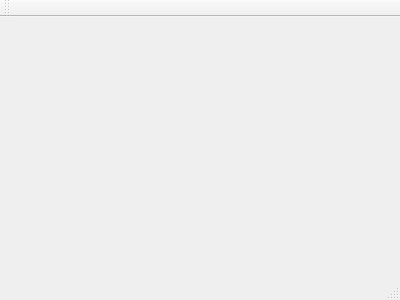
This is mainwindow.ui in loansindi/metar-printer as Qt 5 draws it before an edit. The edited form follows.
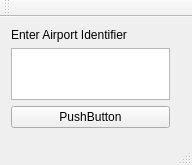
This is the edited form.

The edit to the form file:
```diff
--- a/mainwindow.ui
+++ b/mainwindow.ui
@@ -1,24 +1,59 @@
 <ui version="4.0">
  <class>MainWindow</class>
- <widget class="QMainWindow" name="MainWindow" >
-  <property name="geometry" >
+ <widget class="QMainWindow" name="MainWindow">
+  <property name="geometry">
    <rect>
     <x>0</x>
     <y>0</y>
-    <width>400</width>
-    <height>300</height>
+    <width>192</width>
+    <height>165</height>
    </rect>
   </property>
   <property name="windowTitle" >
    <string>MainWindow</string>
   </property>
-  <widget class="QMenuBar" name="menuBar" />
-  <widget class="QToolBar" name="mainToolBar" />
-  <widget class="QWidget" name="centralWidget" />
-  <widget class="QStatusBar" name="statusBar" />
+  <widget class="QWidget" name="centralWidget">
+   <widget class="QWidget" name="verticalLayoutWidget">
+    <property name="geometry">
+     <rect>
+      <x>0</x>
+      <y>0</y>
+      <width>181</width>
+      <height>122</height>
+     </rect>
+    </property>
+    <layout class="QVBoxLayout" name="verticalLayout">
+     <item>
+      <widget class="QLabel" name="label">
+       <property name="text">
+        <string>Enter Airport Identifier</string>
+       </property>
+      </widget>
+     </item>
+     <item>
+      <widget class="QPlainTextEdit" name="plainTextEdit"/>
+     </item>
+     <item>
+      <widget class="QPushButton" name="pushButton">
+       <property name="text">
+        <string>PushButton</string>
+       </property>
+      </widget>
+     </item>
+    </layout>
+   </widget>
+  </widget>
+  <widget class="QToolBar" name="mainToolBar">
+   <attribute name="toolBarArea">
+    <enum>TopToolBarArea</enum>
+   </attribute>
+   <attribute name="toolBarBreak">
+    <bool>false</bool>
+   </attribute>
+  </widget>
+  <widget class="QStatusBar" name="statusBar"/>
  </widget>
- <layoutDefault spacing="6" margin="11" />
- <pixmapfunction></pixmapfunction>
+ <layoutdefault spacing="6" margin="11"/>
  <resources/>
  <connections/>
 </ui>
```
Left out of the diff: 3 changed lines with no effect on the pictures.
